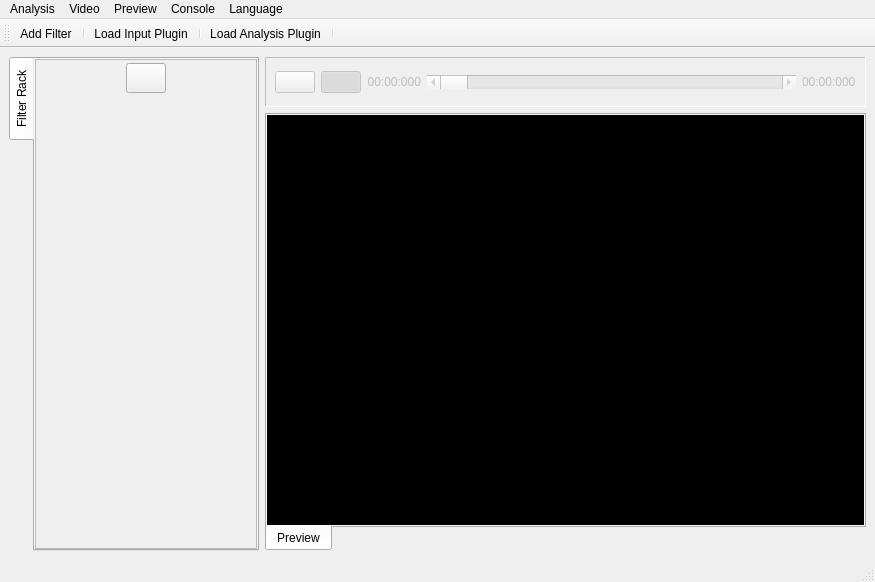
The window that resources/ui/mainWindow.ui (brunoabud/ic) describes before a commit, drawn with Qt 5.
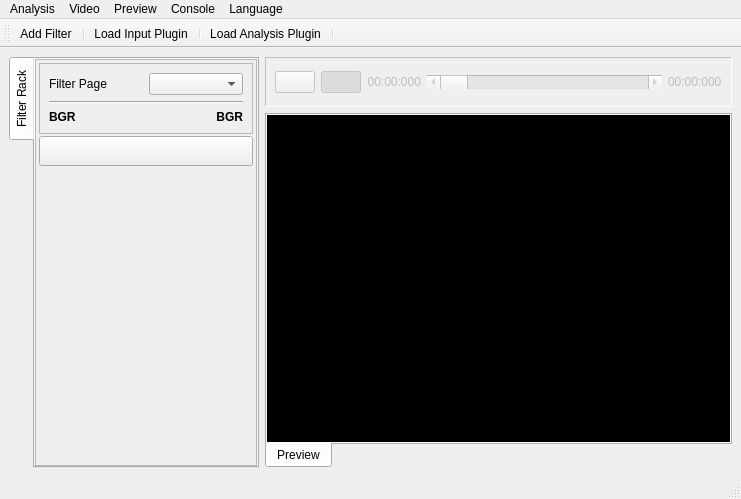
The same window after the commit. Icons and pictures are not drawn. Custom widgets are drawn as their Qt base class.

The edit to the form file:
```diff
--- a/resources/ui/mainWindow.ui
+++ b/resources/ui/mainWindow.ui
@@ -6,8 +6,8 @@
    <rect>
     <x>0</x>
     <y>0</y>
-    <width>875</width>
-    <height>582</height>
+    <width>741</width>
+    <height>499</height>
    </rect>
   </property>
   <property name="windowTitle">
@@ -111,10 +111,10 @@
              <x>0</x>
              <y>0</y>
              <width>222</width>
-             <height>474</height>
+             <height>391</height>
             </rect>
            </property>
-           <layout class="QVBoxLayout" name="verticalLayout" stretch="0,0">
+           <layout class="QVBoxLayout" name="verticalLayout" stretch="0,0,0">
             <property name="spacing">
              <number>2</number>
             </property>
@@ -124,7 +124,71 @@
             <property name="margin">
              <number>3</number>
             </property>
-            <item alignment="Qt::AlignHCenter">
+            <item>
+             <widget class="QFrame" name="frame">
+              <property name="frameShape">
+               <enum>QFrame::StyledPanel</enum>
+              </property>
+              <property name="frameShadow">
+               <enum>QFrame::Raised</enum>
+              </property>
+              <layout class="QGridLayout" name="gridLayout_2">
+               <item row="2" column="0">
+                <widget class="QLabel" name="lbl_page_in">
+                 <property name="font">
+                  <font>
+                   <weight>75</weight>
+                   <bold>true</bold>
+                  </font>
+                 </property>
+                 <property name="toolTip">
+                  <string>Input ColorSpace</string>
+                 </property>
+                 <property name="text">
+                  <string>BGR</string>
+                 </property>
+                </widget>
+               </item>
+               <item row="2" column="1">
+                <widget class="QLabel" name="lbl_page_out">
+                 <property name="font">
+                  <font>
+                   <weight>75</weight>
+                   <bold>true</bold>
+                  </font>
+                 </property>
+                 <property name="toolTip">
+                  <string>Output ColorSpace</string>
+                 </property>
+                 <property name="text">
+                  <string>BGR</string>
+                 </property>
+                 <property name="alignment">
+                  <set>Qt::AlignRight|Qt::AlignTrailing|Qt::AlignVCenter</set>
+                 </property>
+                </widget>
+               </item>
+               <item row="0" column="0">
+                <widget class="QLabel" name="label">
+                 <property name="text">
+                  <string>Filter Page</string>
+                 </property>
+                </widget>
+               </item>
+               <item row="0" column="1">
+                <widget class="QComboBox" name="cb_filter_group"/>
+               </item>
+               <item row="1" column="0" colspan="2">
+                <widget class="Line" name="line">
+                 <property name="orientation">
+                  <enum>Qt::Horizontal</enum>
+                 </property>
+                </widget>
+               </item>
+              </layout>
+             </widget>
+            </item>
+            <item>
              <widget class="QPushButton" name="pb_add_filter">
               <property name="sizePolicy">
                <sizepolicy hsizetype="Expanding" vsizetype="Fixed">
@@ -346,7 +410,7 @@
     <rect>
      <x>0</x>
      <y>0</y>
-     <width>875</width>
+     <width>741</width>
      <height>19</height>
     </rect>
    </property>
```
Left out of the diff: 10 changed lines with no effect on the pictures.
